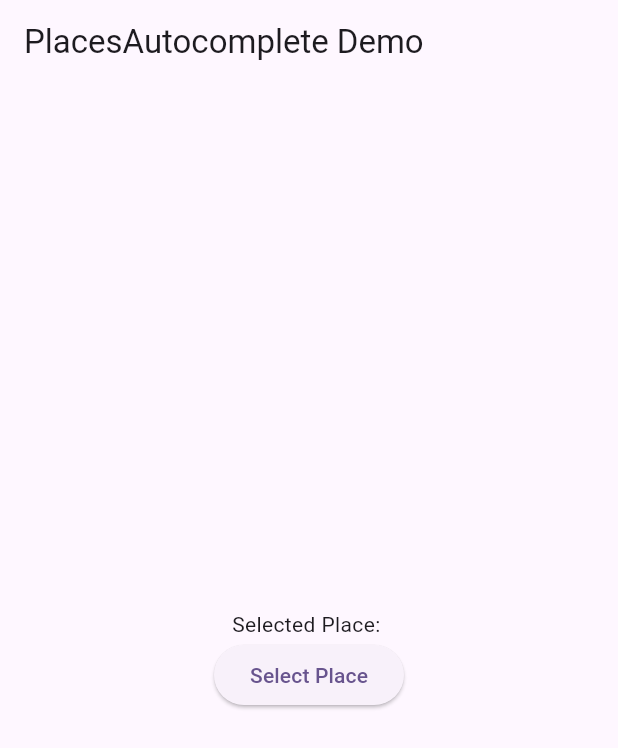
After one commit to fwdAndroid/irish_driving_admin, a Flutter app: the screen it shows after launch, after a tap on "Select Place", on a phone screen of 412 x 824 dp. The commit adds this screen. Shown: the top 748 px of the screen. Run offline on Flutter 3.47's test engine with Material 2 defaults, Android fonts, the phone set to English and light mode, and no system bars; our stand-ins replace cloud_firestore, firebase_auth, firebase_core, geocoding, geolocator, webview_flutter; missing offline and left inert: flutter_google_places_hoc081098, google_maps_webservice, webview_flutter_android, webview_flutter_wkwebview; accounts and stored records are empty.

Commit message:
Solution Found

```diff
--- a/lib/main.dart
+++ b/lib/main.dart
@@ -1,5 +1,6 @@
 import 'package:firebase_core/firebase_core.dart';
 import 'package:flutter/material.dart';
+import 'package:irish_driving_admin/screens/add_routes/gie.dart';
 import 'package:irish_driving_admin/screens/splash/splash.dart';
 
 Future<void> main() async {
@@ -22,7 +23,7 @@ class MyApp extends StatelessWidget {
         colorScheme: ColorScheme.fromSeed(seedColor: Colors.deepPurple),
         useMaterial3: true,
       ),
-      home: SplashScreen(),
+      home: MapScreenActivity(),
     );
   }
 }
--- /dev/null
+++ b/lib/screens/add_routes/gie.dart
@@ -0,0 +1,74 @@
+import 'package:cloud_firestore/cloud_firestore.dart';
+import 'package:flutter/material.dart';
+import 'package:flutter_google_places_hoc081098/flutter_google_places_hoc081098.dart';
+import 'package:google_maps_webservice/places.dart';
+
+class MapScreenActivity extends StatefulWidget {
+  @override
+  _MapScreenActivityState createState() => _MapScreenActivityState();
+}
+
+class _MapScreenActivityState extends State<MapScreenActivity> {
+  String selectedPlace = '';
+  String googleApikey = "AIzaSyBffT8plN_Vdcd308KgmzIfGVQN6q-CkAo";
+
+  void _selectPlace() async {
+    // Show the PlacesAutocomplete widget to allow the user to select a location
+    Prediction? prediction = await PlacesAutocomplete.show(
+      context: context,
+      apiKey: googleApikey,
+    );
+
+    if (prediction != null) {
+      // Save the selected place description for display purposes
+      setState(() {
+        selectedPlace = prediction.description!;
+      });
+
+      // Convert the selected place to a Geopoint and store it in Firestore
+      _savePlaceToFirestore(prediction);
+    }
+  }
+
+  Future<void> _savePlaceToFirestore(Prediction prediction) async {
+    // Get the details of the selected place using Google Maps Web Service
+    GoogleMapsPlaces places = GoogleMapsPlaces(apiKey: googleApikey);
+    PlacesDetailsResponse response =
+        await places.getDetailsByPlaceId(prediction.placeId!);
+    if (response.status == "OK" && response.result.geometry != null) {
+      double latitude = response.result.geometry!.location.lat;
+      double longitude = response.result.geometry!.location.lng;
+
+      // Create a Geopoint object
+      GeoPoint geoPoint = GeoPoint(latitude, longitude);
+
+      // Store the Geopoint in Firestore
+      await FirebaseFirestore.instance.collection('locations').add({
+        'name': prediction.description,
+        'geopoint': geoPoint,
+      });
+    } else {
+      // Handle error
+      print("Error fetching place details");
+    }
+  }
+
+  @override
+  Widget build(BuildContext context) {
+    return Scaffold(
+      appBar: AppBar(title: Text('PlacesAutocomplete Demo')),
+      body: Center(
+        child: Column(
+          mainAxisAlignment: MainAxisAlignment.center,
+          children: [
+            Text('Selected Place: $selectedPlace'),
+            ElevatedButton(
+              onPressed: _selectPlace,
+              child: Text('Select Place'),
+            ),
+          ],
+        ),
+      ),
+    );
+  }
+}
--- a/pubspec.yaml
+++ b/pubspec.yaml
@@ -38,6 +38,7 @@ dependencies:
   geocoding: ^2.1.0
   geolocator: ^9.0.2
   google_maps_flutter: ^2.4.0
+  place_picker: ^0.10.0
   uuid: ^3.0.7
   webview_flutter: ^4.2.2
 
```
Also changed, not shown: lib/screens/add_routes/sa.dart (added, +45 -0 lines), lib/screens/add_routes/test_route_widget/ss.dart (added, +78 -0 lines), pubspec.lock.
